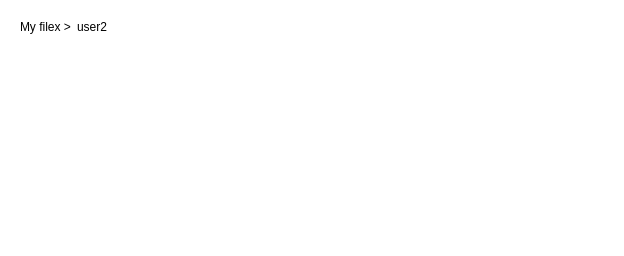
Above: Client/FileSystemGridView.ui from emanuelemanciuria96/CollaborativePad_ClientServerSystem before the change. Below: the same form after it.
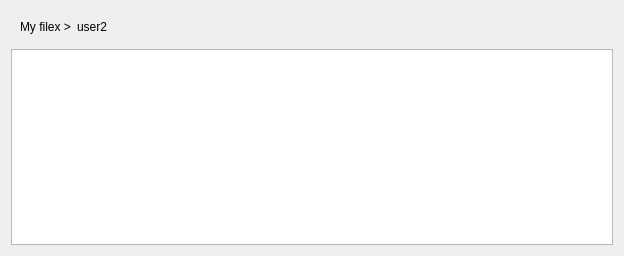
That is the form after the change.

```diff
--- a/Client/FileSystemGridView.ui
+++ b/Client/FileSystemGridView.ui
@@ -14,7 +14,7 @@
    <string>Form</string>
   </property>
   <property name="styleSheet">
-   <string notr="true">background-color: rgb(255, 255, 255);</string>
+   <string notr="true"/>
   </property>
   <layout class="QVBoxLayout" name="verticalLayout">
    <item alignment="Qt::AlignLeft">
@@ -75,8 +75,7 @@
    <item>
     <widget class="QListWidget" name="listWidget">
      <property name="styleSheet">
-      <string notr="true">background-color: rgb(255, 255, 255);
-border:0px;</string>
+      <string notr="true"/>
      </property>
     </widget>
    </item>
```
